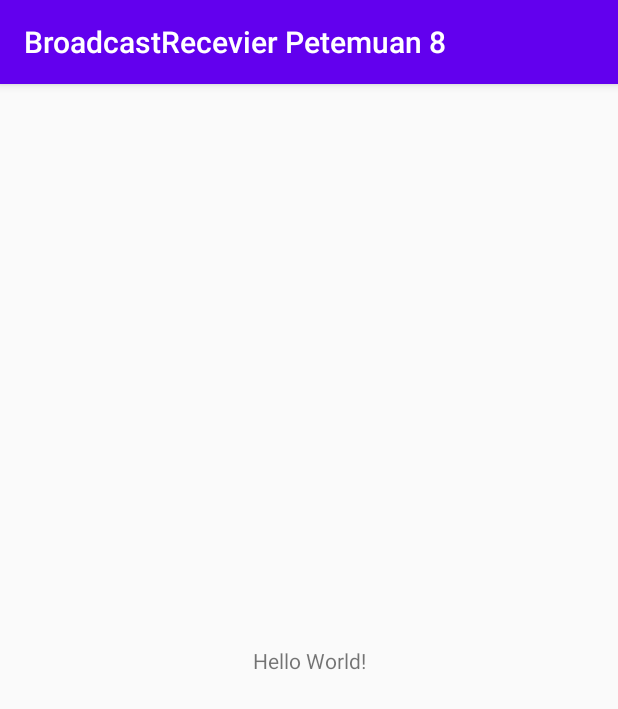
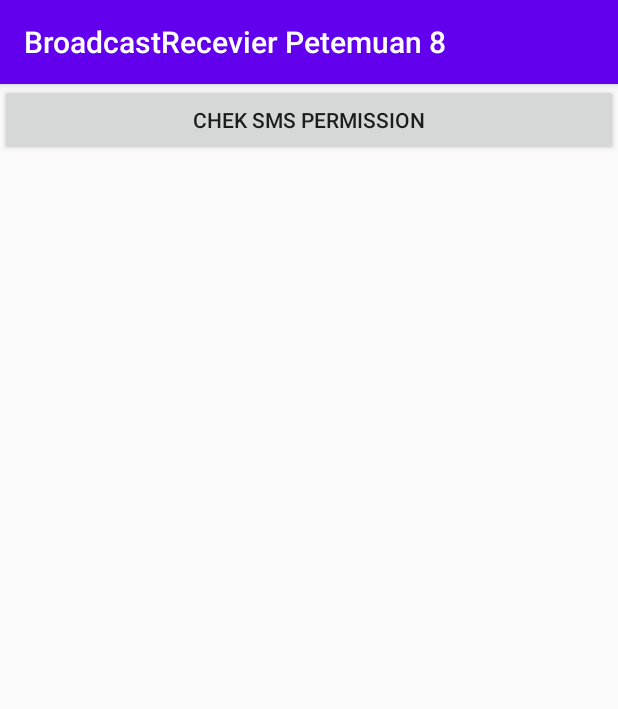
Before and after one commit to YulindaWulan27/IF-06-MM2-18102252, an Android app: the screen it shows after launch (MainActivity), on a phone screen of 412 x 824 dp. Shown: the top 709 px of the screen. Run offline under Robolectric (Android 15) with nearby library versions, the phone set to English and light mode, and no system bars.

Commit message:
Permisiion at MaintActivity.kt Add Sms Receiver

```diff
--- a/Praktikum8/build.gradle
+++ b/Praktikum8/build.gradle
@@ -1,6 +1,7 @@
 apply plugin: 'com.android.application'
 apply plugin: 'kotlin-android'
 apply plugin: 'kotlin-android-extensions'
+
 
 android {
     compileSdkVersion 30
--- a/Praktikum8/src/main/AndroidManifest.xml
+++ b/Praktikum8/src/main/AndroidManifest.xml
@@ -9,6 +9,11 @@
         android:roundIcon="@mipmap/ic_launcher_round"
         android:supportsRtl="true"
         android:theme="@style/AppTheme">
+        <receiver
+            android:name=".SmsReceiver"
+            android:enabled="true"
+            android:exported="true"></receiver>
+
         <activity android:name=".MainActivity">
             <intent-filter>
                 <action android:name="android.intent.action.MAIN" />
--- a/Praktikum8/src/main/java/com/yulindawuland_18102252/praktikum8/MainActivity.kt
+++ b/Praktikum8/src/main/java/com/yulindawuland_18102252/praktikum8/MainActivity.kt
@@ -1,12 +1,39 @@
 package com.yulindawuland_18102252.praktikum8
 
+import android.Manifest
+import android.content.pm.PackageManager
 import androidx.appcompat.app.AppCompatActivity
 import android.os.Bundle
+import android.widget.Toast
+import androidx.core.app.ActivityCompat
 
 class MainActivity : AppCompatActivity() {
+    companion object {
+        private const val SMS_REQUEST_CODE = 101
+    }
+
 
     override fun onCreate(savedInstanceState: Bundle?) {
         super.onCreate(savedInstanceState)
         setContentView(R.layout.activity_main)
     }
+
+        btn_permission.setOnClickListener{
+        if (ActivityCompat.checkSelfPermission(this, Manifest.permission.RECEIVE_SMS) !=
+            PackageManager.PERMISSION_GRANTED) {
+            ActivityCompat.requestPermissions(this, arrayOf(Manifest.permission.RECEIVE_SMS),
+                SMS_REQUEST_CODE)
+        }
+    }
 }
+override fun onRequestPermissionsResult(requestCode: Int, permissions: Array<String>, grantResults:
+IntArray) {
+
+    if (requestCode == SMS_REQUEST_CODE) {
+        when {
+            grantResults[0] == PackageManager.PERMISSION_GRANTED -> Toast.makeText(this, "Sms receiver
+                    permission diterima", Toast.LENGTH_SHORT).show()
+                else -> Toast.makeText(this, "Sms receiver permission ditolak", Toast.LENGTH_SHORT).show()
+        }
+    }
+}
--- a/Praktikum8/src/main/res/layout/activity_main.xml
+++ b/Praktikum8/src/main/res/layout/activity_main.xml
@@ -6,13 +6,15 @@
     android:layout_height="match_parent"
     tools:context=".MainActivity">
 
-    <TextView
-        android:layout_width="wrap_content"
+    <Button
+        android:id="@+id/btn_permission"
+        android:layout_width="match_parent"
         android:layout_height="wrap_content"
-        android:text="Hello World!"
-        app:layout_constraintBottom_toBottomOf="parent"
-        app:layout_constraintLeft_toLeftOf="parent"
-        app:layout_constraintRight_toRightOf="parent"
+        android:text="@string/check_sms_permission"
+        app:layout_constraintEnd_toEndOf="parent"
+        app:layout_constraintHorizontal_bias="0.0"
+        app:layout_constraintStart_toStartOf="parent"
         app:layout_constraintTop_toTopOf="parent" />
 
+
 </androidx.constraintlayout.widget.ConstraintLayout>
--- a/Praktikum8/src/main/res/values/strings.xml
+++ b/Praktikum8/src/main/res/values/strings.xml
@@ -1,3 +1,4 @@
 <resources>
     <string name="app_name">BroadcastRecevier Petemuan 8</string>
+    <string name="check_sms_permission">Chek SMS Permission</string>
 </resources>
```
Also changed, not shown: Praktikum8/src/main/java/com/yulindawuland_18102252/praktikum8/SmsReceiver.kt (added, +13 -0 lines).
